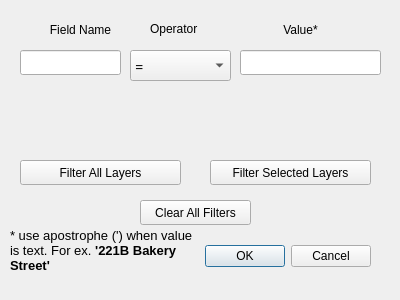
The window that filter_multiple_layers_at_once_dialog_base.ui (muratkendir/FilterLayersAtOnce) describes before a commit, drawn with Qt 5.
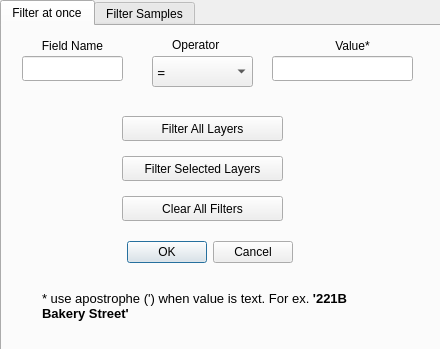
The same window after the commit.

Commit message:
Filter samples added, added bugfixes
*Layers which does not have related attributes, will not be filtered anymore.
*Bug for like, ilike filters has been fixed.
*preview image has been changed.

Patch:
```diff
--- a/filter_multiple_layers_at_once_dialog_base.ui
+++ b/filter_multiple_layers_at_once_dialog_base.ui
@@ -6,34 +6,34 @@
    <rect>
     <x>0</x>
     <y>0</y>
-    <width>400</width>
-    <height>300</height>
+    <width>440</width>
+    <height>349</height>
    </rect>
   </property>
   <property name="windowTitle">
    <string>FilterLayersAtOnce</string>
   </property>
-  <widget class="QDialogButtonBox" name="button_box">
+  <widget class="QTabWidget" name="tabWidget">
    <property name="geometry">
     <rect>
-     <x>30</x>
-     <y>240</y>
-     <width>341</width>
-     <height>32</height>
+     <x>0</x>
+     <y>0</y>
+     <width>441</width>
+     <height>351</height>
     </rect>
    </property>
-   <property name="orientation">
-    <enum>Qt::Horizontal</enum>
+   <property name="currentIndex">
+    <number>0</number>
    </property>
-   <property name="standardButtons">
-    <set>QDialogButtonBox::Cancel|QDialogButtonBox::Ok</set>
-   </property>
-  </widget>
+   <widget class="QWidget" name="tab">
+    <attribute name="title">
+     <string>Filter at once</string>
+    </attribute>
   <widget class="QLabel" name="label_fieldName">
    <property name="geometry">
     <rect>
-     <x>20</x>
-     <y>20</y>
+       <x>10</x>
+       <y>10</y>
      <width>121</width>
      <height>20</height>
     </rect>
@@ -45,11 +45,34 @@
     <set>Qt::AlignCenter</set>
    </property>
   </widget>
+    <widget class="QLineEdit" name="lineEdit_fieldName">
+     <property name="geometry">
+      <rect>
+       <x>20</x>
+       <y>30</y>
+       <width>101</width>
+       <height>25</height>
+      </rect>
+     </property>
+    </widget>
+    <widget class="QLabel" name="label_operator">
+     <property name="geometry">
+      <rect>
+       <x>170</x>
+       <y>10</y>
+       <width>67</width>
+       <height>17</height>
+      </rect>
+     </property>
+     <property name="text">
+      <string>Operator</string>
+     </property>
+    </widget>
   <widget class="QComboBox" name="comboBox">
    <property name="geometry">
     <rect>
-     <x>130</x>
-     <y>50</y>
+       <x>150</x>
+       <y>30</y>
      <width>101</width>
      <height>31</height>
     </rect>
@@ -302,24 +325,11 @@
     </property>
    </item>
   </widget>
-  <widget class="QLabel" name="label_operator">
-   <property name="geometry">
-    <rect>
-     <x>150</x>
-     <y>20</y>
-     <width>67</width>
-     <height>17</height>
-    </rect>
-   </property>
-   <property name="text">
-    <string>Operator</string>
-   </property>
-  </widget>
   <widget class="QLabel" name="value_label">
    <property name="geometry">
     <rect>
-     <x>220</x>
-     <y>20</y>
+       <x>270</x>
+       <y>10</y>
      <width>161</width>
      <height>20</height>
     </rect>
@@ -331,21 +341,11 @@
     <set>Qt::AlignCenter</set>
    </property>
   </widget>
-  <widget class="QLineEdit" name="lineEdit_fieldName">
-   <property name="geometry">
-    <rect>
-     <x>20</x>
-     <y>50</y>
-     <width>101</width>
-     <height>25</height>
-    </rect>
-   </property>
-  </widget>
   <widget class="QLineEdit" name="lineEdit_value">
    <property name="geometry">
     <rect>
-     <x>240</x>
-     <y>50</y>
+       <x>270</x>
+       <y>30</y>
      <width>141</width>
      <height>25</height>
     </rect>
@@ -354,8 +354,8 @@
   <widget class="QPushButton" name="pushButton">
    <property name="geometry">
     <rect>
-     <x>20</x>
-     <y>160</y>
+       <x>120</x>
+       <y>90</y>
      <width>161</width>
      <height>25</height>
     </rect>
@@ -364,12 +364,54 @@
     <string>Filter All Layers</string>
    </property>
   </widget>
+    <widget class="QPushButton" name="pushButton_3">
+     <property name="geometry">
+      <rect>
+       <x>120</x>
+       <y>130</y>
+       <width>161</width>
+       <height>25</height>
+      </rect>
+     </property>
+     <property name="text">
+      <string>Filter Selected Layers</string>
+     </property>
+    </widget>
+    <widget class="QPushButton" name="pushButton_2">
+     <property name="geometry">
+      <rect>
+       <x>120</x>
+       <y>170</y>
+       <width>161</width>
+       <height>25</height>
+      </rect>
+     </property>
+     <property name="text">
+      <string>Clear All Filters</string>
+     </property>
+    </widget>
+    <widget class="QDialogButtonBox" name="button_box">
+     <property name="geometry">
+      <rect>
+       <x>120</x>
+       <y>210</y>
+       <width>171</width>
+       <height>32</height>
+      </rect>
+     </property>
+     <property name="orientation">
+      <enum>Qt::Horizontal</enum>
+     </property>
+     <property name="standardButtons">
+      <set>QDialogButtonBox::Cancel|QDialogButtonBox::Ok</set>
+     </property>
+    </widget>
   <widget class="QLabel" name="label">
    <property name="geometry">
     <rect>
-     <x>10</x>
-     <y>220</y>
-     <width>191</width>
+       <x>40</x>
+       <y>250</y>
+       <width>341</width>
      <height>61</height>
     </rect>
    </property>
@@ -384,31 +426,39 @@
     <bool>true</bool>
    </property>
   </widget>
-  <widget class="QPushButton" name="pushButton_2">
-   <property name="geometry">
-    <rect>
-     <x>140</x>
-     <y>200</y>
-     <width>111</width>
-     <height>25</height>
-    </rect>
-   </property>
-   <property name="text">
-    <string>Clear All Filters</string>
-   </property>
-  </widget>
-  <widget class="QPushButton" name="pushButton_3">
+   </widget>
+   <widget class="QWidget" name="tab_2">
+    <attribute name="title">
+     <string>Filter Samples</string>
+    </attribute>
+    <widget class="QTextBrowser" name="textBrowser">
    <property name="geometry">
     <rect>
-     <x>210</x>
-     <y>160</y>
-     <width>161</width>
-     <height>25</height>
-    </rect>
-   </property>
-   <property name="text">
-    <string>Filter Selected Layers</string>
-   </property>
+       <x>10</x>
+       <y>10</y>
+       <width>421</width>
+       <height>291</height>
+      </rect>
+     </property>
+     <property name="html">
+      <string>&lt;!DOCTYPE HTML PUBLIC &quot;-//W3C//DTD HTML 4.0//EN&quot; &quot;http://www.w3.org/TR/REC-html40/strict.dtd&quot;&gt;
+&lt;html&gt;&lt;head&gt;&lt;meta name=&quot;qrichtext&quot; content=&quot;1&quot; /&gt;&lt;style type=&quot;text/css&quot;&gt;
+p, li { white-space: pre-wrap; }
+&lt;/style&gt;&lt;/head&gt;&lt;body style=&quot; font-family:'Ubuntu'; font-size:11pt; font-weight:400; font-style:normal;&quot;&gt;
+&lt;p style=&quot; margin-top:0px; margin-bottom:0px; margin-left:0px; margin-right:0px; -qt-block-indent:0; text-indent:0px;&quot;&gt;&lt;span style=&quot; font-family:'Ubuntu';&quot;&gt;*   fid = 2&lt;/span&gt;&lt;/p&gt;
+&lt;p style=&quot; margin-top:0px; margin-bottom:0px; margin-left:0px; margin-right:0px; -qt-block-indent:0; text-indent:0px;&quot;&gt;&lt;span style=&quot; font-family:'Ubuntu';&quot;&gt;*   fid &amp;gt; 1200&lt;/span&gt;&lt;/p&gt;
+&lt;p style=&quot; margin-top:0px; margin-bottom:0px; margin-left:0px; margin-right:0px; -qt-block-indent:0; text-indent:0px;&quot;&gt;&lt;span style=&quot; font-family:'Ubuntu';&quot;&gt;*   fid &amp;lt;= 1200&lt;/span&gt;&lt;/p&gt;
+&lt;p style=&quot; margin-top:0px; margin-bottom:0px; margin-left:0px; margin-right:0px; -qt-block-indent:0; text-indent:0px;&quot;&gt;&lt;span style=&quot; font-family:'Ubuntu';&quot;&gt;*   map_sheet like 'F21A%' &lt;/span&gt;&lt;/p&gt;
+&lt;p style=&quot; margin-top:0px; margin-bottom:0px; margin-left:0px; margin-right:0px; -qt-block-indent:0; text-indent:0px;&quot;&gt;&lt;span style=&quot; font-family:'Ubuntu';&quot;&gt;*   map_sheet like '%21A%' &lt;/span&gt;&lt;/p&gt;
+&lt;p style=&quot; margin-top:0px; margin-bottom:0px; margin-left:0px; margin-right:0px; -qt-block-indent:0; text-indent:0px;&quot;&gt;&lt;span style=&quot; font-family:'Ubuntu';&quot;&gt;*   map_sheet ilike 'f21A%' &lt;/span&gt;&lt;/p&gt;
+&lt;p style=&quot; margin-top:0px; margin-bottom:0px; margin-left:0px; margin-right:0px; -qt-block-indent:0; text-indent:0px;&quot;&gt;&lt;span style=&quot; font-family:'Ubuntu';&quot;&gt;        (not working in sqlite format, try with database tables.)&lt;/span&gt;&lt;/p&gt;
+&lt;p style=&quot; margin-top:0px; margin-bottom:0px; margin-left:0px; margin-right:0px; -qt-block-indent:0; text-indent:0px;&quot;&gt;&lt;span style=&quot; font-family:'Ubuntu';&quot;&gt;*   map_sheet ~ 'F21A.*?' &lt;/span&gt;&lt;/p&gt;
+&lt;p style=&quot; margin-top:0px; margin-bottom:0px; margin-left:0px; margin-right:0px; -qt-block-indent:0; text-indent:0px;&quot;&gt;&lt;span style=&quot; font-family:'Ubuntu';&quot;&gt;        (PCRE Regular Expression format, try with database tables.)&lt;/span&gt;&lt;/p&gt;
+&lt;p style=&quot;-qt-paragraph-type:empty; margin-top:0px; margin-bottom:0px; margin-left:0px; margin-right:0px; -qt-block-indent:0; text-indent:0px; font-family:'Ubuntu';&quot;&gt;&lt;br /&gt;&lt;/p&gt;
+&lt;p style=&quot; margin-top:0px; margin-bottom:0px; margin-left:0px; margin-right:0px; -qt-block-indent:0; text-indent:0px;&quot;&gt;&lt;span style=&quot; font-family:'Ubuntu';&quot;&gt;For more information about operators search for: QGIS Function List / Operators&lt;/span&gt;&lt;/p&gt;&lt;/body&gt;&lt;/html&gt;</string>
+     </property>
+    </widget>
+   </widget>
   </widget>
  </widget>
  <resources/>
```
Lines whose indentation alone changed are shown as unchanged. The commit also changes 3 other files.
